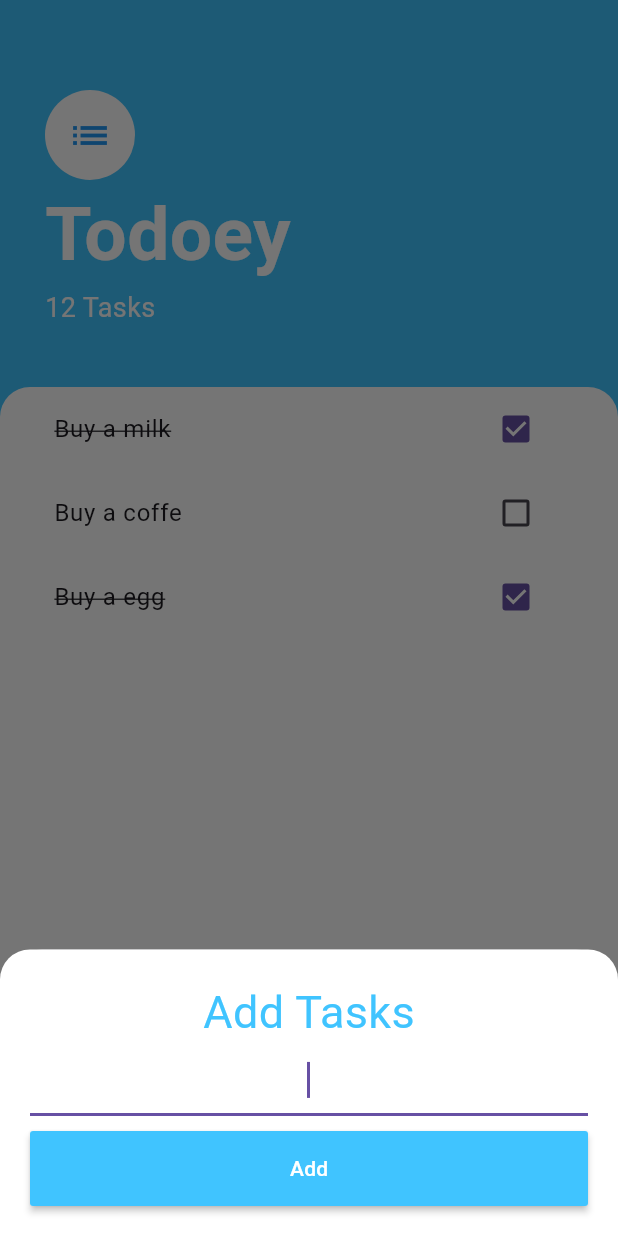
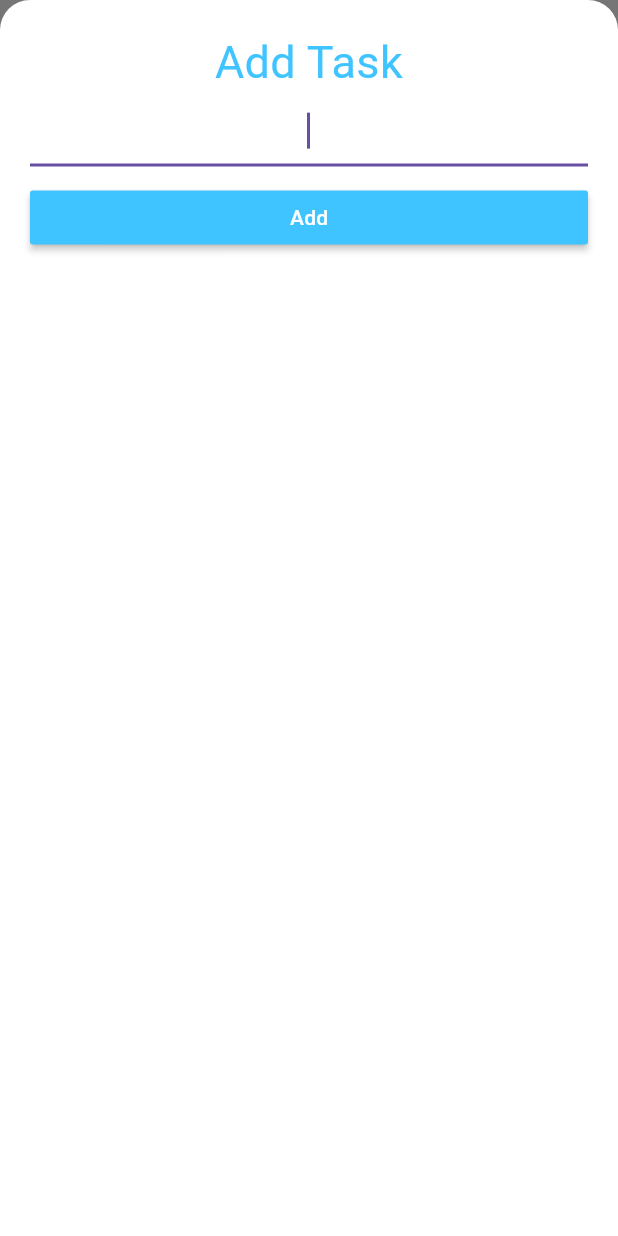
Before and after one commit to Ajmal7805/todo_provider, a Flutter app: the screen it shows after launch, after a tap on the "add" icon, on a phone screen of 412 x 824 dp. Run offline on Flutter 3.47's test engine with Material 3 defaults, Android fonts, the phone set to English and light mode, and no system bars.

```diff
--- /dev/null
+++ b/lib/addtaskscreen.dart
@@ -0,0 +1,54 @@
+// ignore_for_file: prefer_const_constructors
+import 'package:flutter/material.dart';
+
+class AddTaskScreen extends StatelessWidget {
+  final Function addTask;
+  const AddTaskScreen({super.key, required this.addTask});
+
+  @override
+  Widget build(BuildContext context) {
+    String? newTaskTitle;
+
+    return Container(
+      color: Color(0xff757575),
+      child: Container(
+        padding: EdgeInsets.all(20),
+        decoration: BoxDecoration(
+          color: Colors.white,
+          borderRadius: BorderRadius.only(
+            topLeft: Radius.circular(20),
+            topRight: Radius.circular(20),
+          ),
+        ),
+        child: Column(
+          crossAxisAlignment: CrossAxisAlignment.stretch,
+          children: <Widget>[
+            Text(
+              'Add Task',
+              textAlign: TextAlign.center,
+              style: TextStyle(fontSize: 30, color: Colors.lightBlueAccent),
+            ),
+            TextField(
+              autofocus: true,
+              textAlign: TextAlign.center,
+              onChanged: (newText) {
+                newTaskTitle = newText;
+              },
+            ),
+            SizedBox(height: 10),
+            MaterialButton(
+              onPressed: () {
+                addTask(newTaskTitle);
+              },
+              color: Colors.lightBlueAccent,
+              child: Text(
+                'Add',
+                style: TextStyle(color: Colors.white),
+              ),
+            ),
+          ],
+        ),
+      ),
+    );
+  }
+}
--- a/lib/homescreen.dart
+++ b/lib/homescreen.dart
@@ -1,10 +1,25 @@
 // ignore_for_file: prefer_const_constructors, prefer_const_literals_to_create_immutables
 
 import 'package:flutter/material.dart';
+import 'package:todo_provider/addtaskscreen.dart';
+import 'package:todo_provider/modal.dart';
 import 'package:todo_provider/widgets/tasklist.dart';
 
-class Homescreen extends StatelessWidget {
-  const Homescreen({super.key});
+class Homescreen extends StatefulWidget {
+  final Function addtaskcallback;
+  const Homescreen({super.key, required this.addtaskcallback});
+
+  @override
+  State<Homescreen> createState() => _HomescreenState();
+}
+
+class _HomescreenState extends State<Homescreen> {
+  List<Task> tasks = [
+    Task(name: 'Buy milk'),
+    Task(name: 'Buy coffee'),
+    Task(name: 'Buy eggs')
+  ];
+  String? newtasktitle;
 
   @override
   Widget build(BuildContext context) {
@@ -12,52 +27,16 @@ class Homescreen extends StatelessWidget {
       backgroundColor: Colors.lightBlueAccent,
       floatingActionButton: FloatingActionButton(
         onPressed: () {
-          showModalBottomSheet<void>(
-              context: context,
-              isScrollControlled: true,
-              builder: (BuildContext context) {
-                return SingleChildScrollView(
-                  child: Container(
-                    padding: EdgeInsets.only(
-                        bottom: MediaQuery.of(context).viewInsets.bottom),
-                    color: Color(0xff757575),
-                    child: Container(
-                      padding: EdgeInsets.all(20),
-                      decoration: BoxDecoration(
-                          color: Colors.white,
-                          borderRadius: BorderRadius.only(
-                              topLeft: Radius.circular(20),
-                              topRight: Radius.circular(20))),
-                      child: Column(
-                        children: [
-                          Text(
-                            'Add Tasks',
-                            style: TextStyle(
-                                fontSize: 30, color: Colors.lightBlueAccent),
-                          ),
-                          TextField(
-                            autofocus: true,
-                            textAlign: TextAlign.center,
-                          ),
-                          SizedBox(
-                            height: 10,
-                          ),
-                          MaterialButton(
-                            onPressed: () {},
-                            color: Colors.lightBlueAccent,
-                            height: 50,
-                            minWidth: double.infinity,
-                            child: Text(
-                              'Add',
-                              style: TextStyle(color: Colors.white),
-                            ),
-                          )
-                        ],
-                      ),
-                    ),
-                  ),
-                );
+          showModalBottomSheet(
+            context: context,
+            isScrollControlled: true,
+            builder: (context) => AddTaskScreen(addTask: (newTaskTitle) {
+              setState(() {
+                tasks.add(Task(name: newTaskTitle));
               });
+              Navigator.pop(context);
+            }),
+          );
         },
         backgroundColor: Colors.lightBlueAccent,
         child: Icon(
@@ -113,7 +92,7 @@ class Homescreen extends StatelessWidget {
                     topLeft: Radius.circular(20),
                     topRight: Radius.circular(20),
                   )),
-              child: Tasklist(),
+              child: Tasklist(tasks: tasks),
             ),
           )
         ],
--- a/lib/main.dart
+++ b/lib/main.dart
@@ -4,5 +4,9 @@ import 'package:flutter/material.dart';
 import 'package:todo_provider/homescreen.dart';
 
 void main() {
-  runApp(MaterialApp(title: 'Todey List', home: Homescreen()));
+  runApp(MaterialApp(
+      title: 'Todey List',
+      home: Homescreen(
+        addtaskcallback: () {},
+      )));
 }
--- a/lib/widgets/tasklist.dart
+++ b/lib/widgets/tasklist.dart
@@ -5,8 +5,10 @@ import 'package:todo_provider/modal.dart';
 import 'package:todo_provider/widgets/tasktile.dart';
 
 class Tasklist extends StatefulWidget {
+  final List<Task> tasks;
   const Tasklist({
     super.key,
+    required this.tasks,
   });
 
   @override
@@ -14,28 +16,21 @@ class Tasklist extends StatefulWidget {
 }
 
 class _TasklistState extends State<Tasklist> {
-  List<Task> tasks = [
-    Task(name: 'Buy a milk', isdone: true),
-    Task(name: 'Buy a coffe', isdone: false),
-    Task(name: 'Buy a egg', isdone: true)
-  ];
   @override
   Widget build(BuildContext context) {
-    return ListView(
-      children: [
-        Tasktile(
-          tasktitle: tasks[0].name,
-          ischeck: tasks[0].isdone,
-        ),
-        Tasktile(
-          tasktitle: tasks[1].name,
-          ischeck: tasks[1].isdone,
-        ),
-        Tasktile(
-          tasktitle: tasks[2].name,
-          ischeck: tasks[2].isdone,
-        ),
-      ],
+    return ListView.builder(
+      itemCount: widget.tasks.length,
+      itemBuilder: (context, index) {
+        return Tasktile(
+          tasktitle: widget.tasks[index].name,
+          ischeck: widget.tasks[index].isdone,
+          checkboxcallback: (checkboxstate) {
+            setState(() {
+              widget.tasks[index].toggledone();
+            });
+          },
+        );
+      },
     );
   }
 }
--- a/lib/widgets/tasktile.dart
+++ b/lib/widgets/tasktile.dart
@@ -1,58 +1,31 @@
 // ignore_for_file: public_member_api_docs, sort_constructors_first
 import 'package:flutter/material.dart';
 
-class Tasktile extends StatefulWidget {
+class Tasktile extends StatelessWidget {
   final bool ischeck;
   final String tasktitle;
-  const Tasktile({super.key, required this.tasktitle, required this.ischeck});
+  final Function(bool?)? checkboxcallback; // Specify the type for the callback
 
-  @override
-  State<Tasktile> createState() => _TasktileState();
-}
-
-class _TasktileState extends State<Tasktile> {
-  late bool? ischeck;
-
-  @override
-  void initState() {
-    super.initState();
-    ischeck = widget.ischeck;
-  }
-
-  void toggleCheckbox(bool? value) {
-    setState(() {
-      ischeck = value ?? false;
-    });
-  }
+  const Tasktile({
+    super.key,
+    required this.tasktitle,
+    required this.ischeck,
+    this.checkboxcallback,
+  });
 
   @override
   Widget build(BuildContext context) {
     return ListTile(
       title: Text(
-        widget.tasktitle,
-        style:
-            TextStyle(decoration: ischeck! ? TextDecoration.lineThrough : null),
+        tasktitle,
+        style: TextStyle(
+          decoration: ischeck ? TextDecoration.lineThrough : null,
+        ),
       ),
-      trailing: Checkboxmodal(
-        ischeck: ischeck!,
-        onChanged: toggleCheckbox,
+      trailing: Checkbox(
+        value: ischeck,
+        onChanged: checkboxcallback, // Use a comma here
       ),
     );
   }
 }
-
-class Checkboxmodal extends StatelessWidget {
-  final bool ischeck;
-  final ValueChanged<bool?> onChanged;
-
-  const Checkboxmodal(
-      {super.key, required this.ischeck, required this.onChanged});
-
-  @override
-  Widget build(BuildContext context) {
-    return Checkbox(
-      value: ischeck,
-      onChanged: onChanged,
-    );
-  }
-}
```
